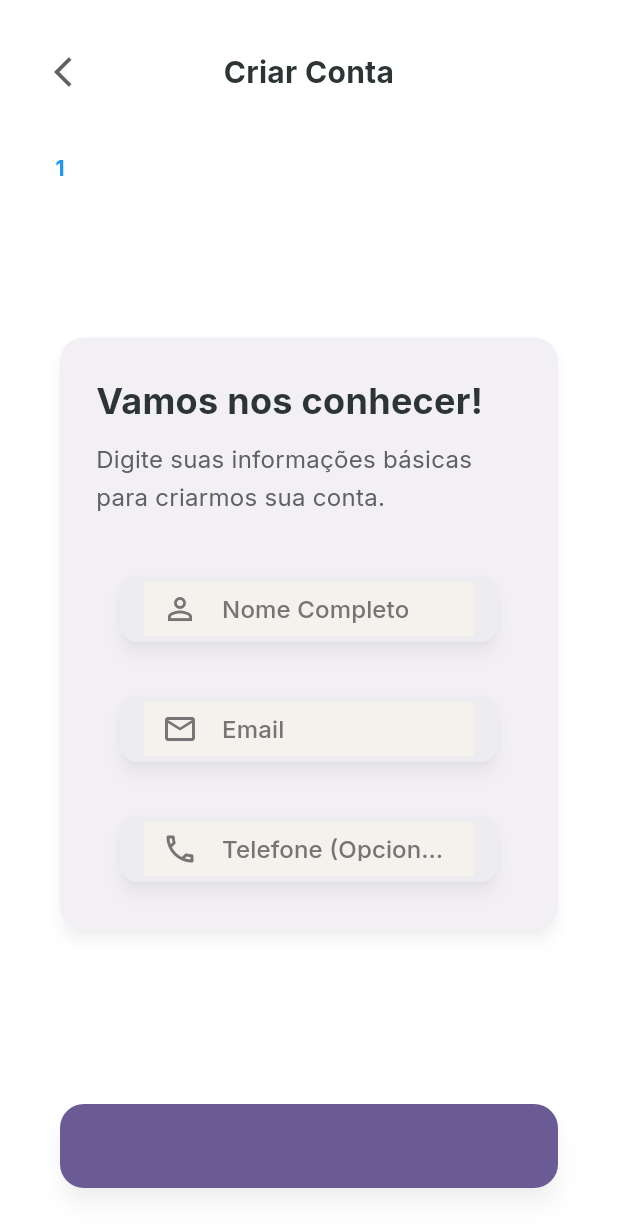
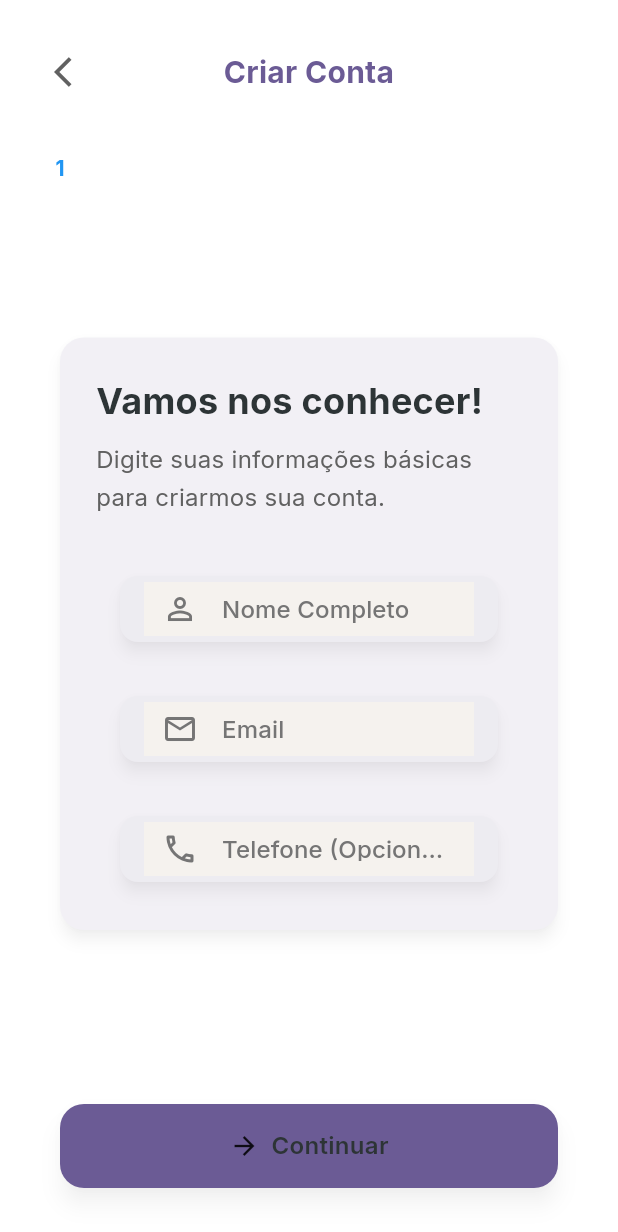
Before and after one commit to gabrielmaialva33/tcc-pimentaa, a Flutter app: the PatientRegistrationScreen screen opened directly, on a phone screen of 412 x 824 dp. Shown: the top 1232 px of the screen. Run offline on Flutter 3.47's test engine with Material 3 defaults, Android fonts, the phone set to English and light mode, and no system bars; drawn by our look-alikes of flutter_animate; our stand-ins replace dio, firebase_auth, firebase_core, google_fonts; missing offline and left inert: mongo_dart; accounts and stored records are empty; statements that could not run were skipped.

Commit message:
feat: replace GlassmorphicButton with CustomMaterialButton and update color handling for improved styling consistency

```diff
--- a/psychoai/lib/features/auth/presentation/components/auth_components.dart
+++ b/psychoai/lib/features/auth/presentation/components/auth_components.dart
@@ -440,7 +440,7 @@ class StepProgressIndicator extends StatelessWidget {
 }
 
 /// Botão Material 3 animado
-class MaterialButton extends StatefulWidget {
+class CustomMaterialButton extends StatefulWidget {
   final String text;
   final VoidCallback? onPressed;
   final bool isLoading;
@@ -449,7 +449,7 @@ class MaterialButton extends StatefulWidget {
   final double? width;
   final double height;
 
-  const MaterialButton({
+  const CustomMaterialButton({
     super.key,
     required this.text,
     this.onPressed,
@@ -461,10 +461,10 @@ class MaterialButton extends StatefulWidget {
   });
 
   @override
-  State<MaterialButton> createState() => _MaterialButtonState();
+  State<CustomMaterialButton> createState() => _CustomMaterialButtonState();
 }
 
-class _MaterialButtonState extends State<MaterialButton> {
+class _CustomMaterialButtonState extends State<CustomMaterialButton> {
   bool _isPressed = false;
 
   @override
@@ -495,7 +495,8 @@ class _MaterialButtonState extends State<MaterialButton> {
           height: widget.height,
           decoration: BoxDecoration(
             borderRadius: BorderRadius.circular(16),
-            child: Center(
+          ),
+          child: Center(
             child: widget.isLoading
                 ? const SizedBox(
                     width: 24,
--- a/psychoai/lib/features/auth/presentation/screens/login_screen.dart
+++ b/psychoai/lib/features/auth/presentation/screens/login_screen.dart
@@ -268,7 +268,7 @@ class _LoginScreenState extends State<LoginScreen> with TickerProviderStateMixin
                         const SizedBox(height: 24),
 
                         // Botão de login
-                        MaterialButton(
+                        CustomMaterialButton(
                           text: 'Entrar',
                           onPressed: _isLoading ? null : _handleLogin,
                           isLoading: _isLoading,
@@ -334,7 +334,7 @@ class _LoginScreenState extends State<LoginScreen> with TickerProviderStateMixin
                   Row(
                     children: [
                       Expanded(
-                        child: MaterialButton(
+                        child: CustomMaterialButton(
                           text: 'Sou Paciente',
                           onPressed: _navigateToPatientRegistration,
                           icon: Icons.person_outline,
@@ -346,7 +346,7 @@ class _LoginScreenState extends State<LoginScreen> with TickerProviderStateMixin
                       ),
                       const SizedBox(width: 16),
                       Expanded(
-                        child: MaterialButton(
+                        child: CustomMaterialButton(
                           text: 'Sou Analista',
                           onPressed: _navigateToAnalystRegistration,
                           icon: Icons.medical_services_outlined,
--- a/psychoai/lib/features/auth/presentation/screens/patient_registration_screen.dart
+++ b/psychoai/lib/features/auth/presentation/screens/patient_registration_screen.dart
@@ -229,12 +229,12 @@ class _PatientRegistrationScreenState extends State<PatientRegistrationScreen>
                       children: [
                         IconButton(
                           onPressed: _previousStep,
-                          icon: const Icon(
+                          icon: Icon(
                             Icons.arrow_back_ios,
                             color: Colors.grey.shade700,
                           ),
                         ),
-                        const Expanded(
+                        Expanded(
                           child: Text(
                             'Criar Conta',
                             style: TextStyle(
@@ -282,7 +282,7 @@ class _PatientRegistrationScreenState extends State<PatientRegistrationScreen>
                   children: [
                     if (_currentStep > 0)
                       Expanded(
-                        child: MaterialButton(
+                        child: CustomMaterialButton(
                           text: 'Voltar',
                           onPressed: _previousStep,
                           icon: Icons.arrow_back,
@@ -292,7 +292,7 @@ class _PatientRegistrationScreenState extends State<PatientRegistrationScreen>
                     if (_currentStep > 0) const SizedBox(width: 16),
                     Expanded(
                       flex: _currentStep > 0 ? 1 : 2,
-                      child: MaterialButton(
+                      child: CustomMaterialButton(
                         text: _currentStep == 2 ? 'Criar Conta' : 'Continuar',
                         onPressed: _isLoading ? null : _nextStep,
                         isLoading: _isLoading && _currentStep == 2,
@@ -530,7 +530,7 @@ class _PatientRegistrationScreenState extends State<PatientRegistrationScreen>
                       style: TextStyle(
                         fontSize: 16,
                         fontWeight: FontWeight.w600,
-                        color: Colors.white.withValues(alpha: 0.9),
+                        color: Theme.of(context).primaryColor,
                       ),
                     ),
 
@@ -545,7 +545,7 @@ class _PatientRegistrationScreenState extends State<PatientRegistrationScreen>
                           label: Text(
                             interest,
                             style: TextStyle(
-                              color: isSelected ? Colors.blue : Colors.white,
+                              color: isSelected ? Colors.white : Colors.grey.shade700,
                               fontWeight: FontWeight.w500,
                             ),
                           ),
@@ -560,11 +560,11 @@ class _PatientRegistrationScreenState extends State<PatientRegistrationScreen>
                             });
                             HapticFeedback.selectionClick();
                           },
-                          backgroundColor: Colors.white.withValues(alpha: 0.1),
-                          selectedColor: Colors.white,
-                          checkmarkColor: Colors.blue,
+                          backgroundColor: Colors.grey.shade100,
+                          selectedColor: Theme.of(context).primaryColor,
+                          checkmarkColor: Colors.white,
                           side: BorderSide(
-                            color: Colors.white.withValues(alpha: 0.3),
+                            color: Colors.grey.shade300,
                           ),
                         );
                       }).toList(),
@@ -580,14 +580,14 @@ class _PatientRegistrationScreenState extends State<PatientRegistrationScreen>
                           title: Text(
                             'Permitir análises anônimas',
                             style: TextStyle(
-                              color: Colors.white.withValues(alpha: 0.9),
+                              color: Colors.grey.shade800,
                               fontWeight: FontWeight.w500,
                             ),
                           ),
                           subtitle: Text(
                             'Ajude a melhorar o app com dados anônimos',
                             style: TextStyle(
-                              color: Colors.white.withValues(alpha: 0.7),
+                              color: Colors.grey.shade600,
                               fontSize: 13,
                             ),
                           ),
@@ -596,8 +596,8 @@ class _PatientRegistrationScreenState extends State<PatientRegistrationScreen>
                             setState(() => _allowAnalytics = value);
                             HapticFeedback.selectionClick();
                           },
-                          activeColor: Colors.white,
-                          tileColor: Colors.white.withValues(alpha: 0.05),
+                          activeColor: Theme.of(context).primaryColor,
+                          tileColor: Colors.grey.shade50,
                           shape: RoundedRectangleBorder(
                             borderRadius: BorderRadius.circular(8),
                           ),
@@ -609,14 +609,14 @@ class _PatientRegistrationScreenState extends State<PatientRegistrationScreen>
                           title: Text(
                             'Receber notificações',
                             style: TextStyle(
-                              color: Colors.white.withValues(alpha: 0.9),
+                              color: Colors.grey.shade800,
                               fontWeight: FontWeight.w500,
                             ),
                           ),
                           subtitle: Text(
                             'Lembretes e insights personalizados',
                             style: TextStyle(
-                              color: Colors.white.withValues(alpha: 0.7),
+                              color: Colors.grey.shade600,
                               fontSize: 13,
                             ),
                           ),
@@ -625,8 +625,8 @@ class _PatientRegistrationScreenState extends State<PatientRegistrationScreen>
                             setState(() => _allowNotifications = value);
                             HapticFeedback.selectionClick();
                           },
-                          activeColor: Colors.white,
-                          tileColor: Colors.white.withValues(alpha: 0.05),
+                          activeColor: Theme.of(context).primaryColor,
+                          tileColor: Colors.grey.shade50,
                           shape: RoundedRectangleBorder(
                             borderRadius: BorderRadius.circular(8),
                           ),
```
Also changed, not shown: psychoai/lib/features/auth/presentation/screens/analyst_registration_screen.dart (+23 -23 lines), psychoai/lib/features/auth/presentation/screens/forgot_password_screen.dart (+18 -18 lines).
